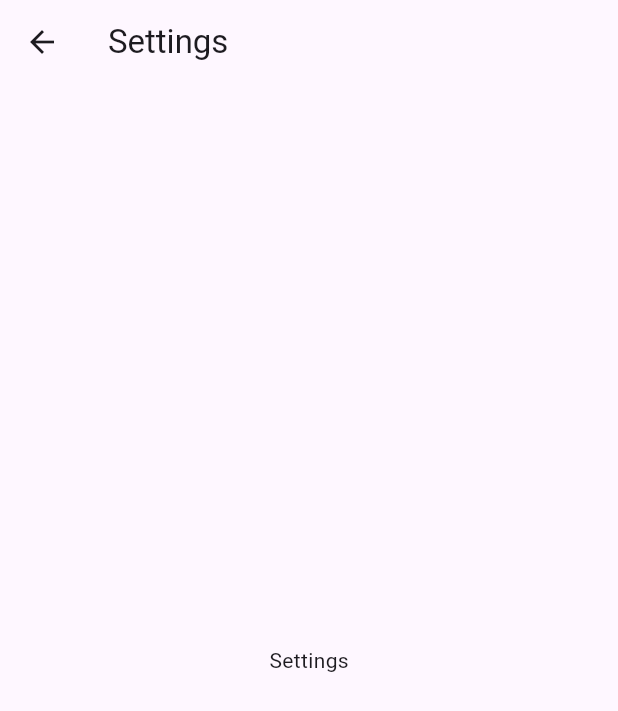
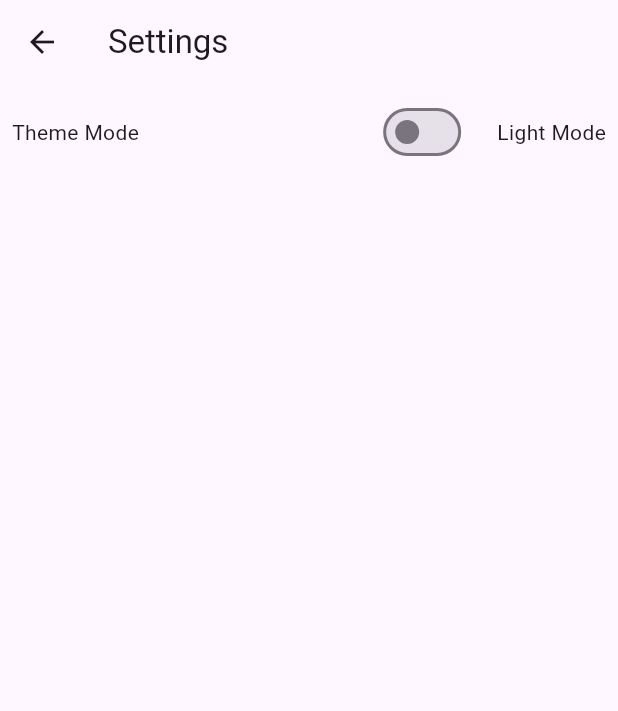
Before and after one commit to Ahmed-Magdy28/funfacts, a Flutter app: the screen it shows after launch, after a tap on the "settings" icon, on a phone screen of 412 x 824 dp. Shown: the top 711 px of the screen. Run offline on Flutter 3.47's test engine with Material 3 defaults, Android fonts, the phone set to English and light mode, and no system bars; our stand-ins replace dio, logger; network calls fail.

Commit message:
new update

```diff
--- /dev/null
+++ b/devtools_options.yaml
@@ -0,0 +1,3 @@
+description: This file stores settings for Dart & Flutter DevTools.
+documentation: https://docs.flutter.dev/tools/devtools/extensions#configure-extension-enablement-states
+extensions:
--- a/lib/main.dart
+++ b/lib/main.dart
@@ -1,8 +1,11 @@
 import 'package:flutter/material.dart';
+import 'package:funfacts/providers/theme_provider.dart';
 import 'package:funfacts/screens/main_screen.dart';
+import 'package:provider/provider.dart';
 
 void main() {
-  runApp(const FunFacts());
+  runApp(ChangeNotifierProvider(
+      create: (context) => ThemeProvider(), child: const FunFacts()));
 }
 
 class FunFacts extends StatefulWidget {
@@ -15,6 +18,10 @@ class FunFacts extends StatefulWidget {
 class _FunFactsState extends State<FunFacts> {
   @override
   Widget build(BuildContext context) {
-    return const MaterialApp(title: 'Fun Facts', home: MainScreen());
+    var themeProvider = Provider.of<ThemeProvider>(context);
+    return MaterialApp(
+        theme: themeProvider.isDarkModeChecked ? ThemeData.dark() : ThemeData.light(),
+        title: 'Fun Facts',
+        home: const MainScreen());
   }
 }
--- /dev/null
+++ b/lib/providers/theme_provider.dart
@@ -0,0 +1,10 @@
+import 'package:flutter/material.dart';
+
+class ThemeProvider extends ChangeNotifier {
+  bool isDarkModeChecked = false;
+
+  void updateIsDarkModeChecked({required bool darkMode}) {
+    isDarkModeChecked = darkMode;
+    notifyListeners();
+  }
+}
--- a/lib/screens/main_screen.dart
+++ b/lib/screens/main_screen.dart
@@ -1,5 +1,8 @@
+import 'dart:convert';
 import 'package:dio/dio.dart';
 import 'package:flutter/material.dart';
+import 'package:funfacts/widgets/loading_widget.dart';
+import 'package:funfacts/widgets/page_view_widget.dart';
 import 'package:logger/logger.dart';
 import 'package:funfacts/screens/settings_screen.dart';
 
@@ -12,21 +15,26 @@ class MainScreen extends StatefulWidget {
 
 class _MainScreenState extends State<MainScreen> {
   var logger = Logger();
-  List<String> facts = [];
+  List<dynamic> facts = [];
+  bool isLoading = true;
 
   Future<void> getFacts() async {
     try {
       final dio = Dio();
-
-      final response =
-          await dio.get('https://uselessfacts.jsph.pl/random.json?language=en');
-
-      if (response.statusCode == 200) {
-        facts = response.data;
-      }
+      final Response response = await dio.get(
+          'https://raw.githubusercontent.com/Ahmed-Magdy28/funfacts/master/dummydata.json');
+      facts = jsonDecode(response.data);
+      isLoading = false;
+      setState(() {});
     } catch (e) {
       logger.d("Logger is working!");
     }
+  }
+
+  @override
+  void initState() {
+    super.initState();
+    getFacts();
   }
 
   @override
@@ -48,54 +56,10 @@ class _MainScreenState extends State<MainScreen> {
           ),
         ],
       ),
-      body: PageView.builder(
-          itemCount: facts.length,
-          itemBuilder: (context, index) {
-            return Column(
-              children: [
-                Expanded(
-                  child: Center(
-                    child: Padding(
-                      padding: const EdgeInsets.all(8.0),
-                      child: Text(
-                        facts[index],
-                        textAlign: TextAlign.center,
-                        style: TextStyle(fontSize: 24),
-                      ),
-                    ),
-                  ),
-                ),
-                Container(
-                  child: Row(
-                    mainAxisAlignment: MainAxisAlignment.center,
-                    children: [
-                      IconButton(
-                        icon: const Icon(Icons.arrow_back),
-                        onPressed: () {
-                          setState(() {
-                            if (index > 0) {
-                              index--;
-                            }
-                          });
-                        },
-                      ),
-                      Text("${index + 1} of ${facts.length}"),
-                      IconButton(
-                        icon: const Icon(Icons.arrow_forward),
-                        onPressed: () {
-                          setState(() {
-                            if (index < facts.length - 1) {
-                              index++;
-                            }
-                          });
-                        },
-                      ),
-                    ],
-                  ),
-                )
-              ],
-            );
-          }),
+      body: RefreshIndicator(
+        onRefresh: getFacts,
+        child: isLoading ? loadingWidget() : MainPageView(facts: facts),
+      ),
     );
   }
 }
--- a/lib/screens/settings_screen.dart
+++ b/lib/screens/settings_screen.dart
@@ -1,4 +1,5 @@
 import 'package:flutter/material.dart';
+import 'package:funfacts/widgets/theme_switcher.dart';
 
 class SettingsScreen extends StatefulWidget {
   const SettingsScreen({super.key});
@@ -15,8 +16,10 @@ class _SettingsScreenState extends State<SettingsScreen> {
         appBar: AppBar(
           title: const Text('Settings'),
         ),
-        body: const Center(
-          child: Text('Settings'),
+        body: const Column(
+          children: [
+            ThemeSwitcher(),
+          ],
         ),
       ),
     );
--- /dev/null
+++ b/lib/widgets/loading_widget.dart
@@ -0,0 +1,13 @@
+import 'package:flutter/material.dart';
+
+Widget loadingWidget() {
+  return const Column(
+    crossAxisAlignment: CrossAxisAlignment.center,
+    mainAxisAlignment: MainAxisAlignment.center,
+    children: [
+      CircularProgressIndicator(),
+      SizedBox(height: 20),
+      Center(child: Text("Is Loading")),
+    ],
+  );
+}
--- /dev/null
+++ b/lib/widgets/theme_switcher.dart
@@ -0,0 +1,40 @@
+import 'package:flutter/material.dart';
+import 'package:funfacts/providers/theme_provider.dart';
+import 'package:provider/provider.dart';
+
+class ThemeSwitcher extends StatefulWidget {
+  const ThemeSwitcher({super.key});
+
+  @override
+  State<ThemeSwitcher> createState() => _ThemeSwitcherState();
+}
+
+class _ThemeSwitcherState extends State<ThemeSwitcher> {
+  bool isChecked = false;
+
+  @override
+  Widget build(BuildContext context) {
+    var themeProvider = Provider.of<ThemeProvider>(context);
+    return Padding(
+      padding: const EdgeInsets.all(8.0),
+      child: Row(
+        mainAxisAlignment: MainAxisAlignment.spaceBetween,
+        children: [
+          const Text('Theme Mode'),
+          Row(
+            children: [
+              Switch(
+                  value: themeProvider.isDarkModeChecked,
+                  onChanged: (value) {
+                    themeProvider.updateIsDarkModeChecked(darkMode: value);
+                  }),
+              const SizedBox(width: 20),
+              Text(
+                  themeProvider.isDarkModeChecked ? "Dark Mode" : "Light Mode"),
+            ],
+          )
+        ],
+      ),
+    );
+  }
+}
--- a/pubspec.yaml
+++ b/pubspec.yaml
@@ -37,6 +37,7 @@ dependencies:
   cupertino_icons: ^1.0.8
   dio: ^5.7.0
   logger: ^2.4.0
+  provider: ^6.1.2
 
 dev_dependencies:
   flutter_test:
```
Also changed, not shown: lib/widgets/page_view_widget.dart (added, +65 -0 lines), pubspec.lock.
